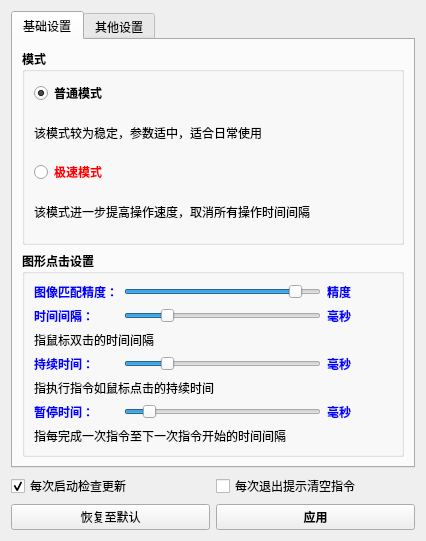
Qt form 窗体/setting.ui (FsterThanLight/automatic_clicker_2) before a commit.
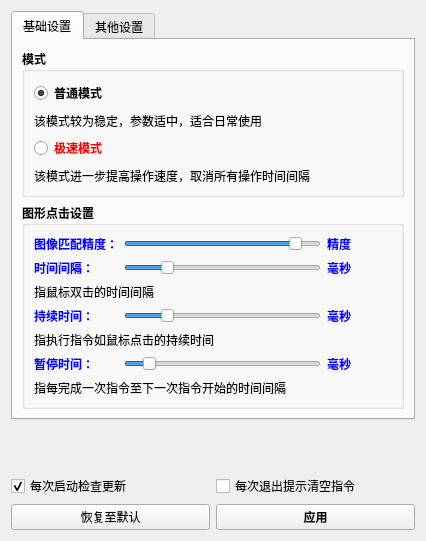
The same form after that commit. Icons and pictures are not drawn.

```diff
--- a/窗体/setting.ui
+++ b/窗体/setting.ui
@@ -954,6 +954,19 @@
      </widget>
     </widget>
    </item>
+   <item>
+    <spacer name="verticalSpacer">
+     <property name="orientation">
+      <enum>Qt::Vertical</enum>
+     </property>
+     <property name="sizeHint" stdset="0">
+      <size>
+       <width>20</width>
+       <height>40</height>
+      </size>
+     </property>
+    </spacer>
+   </item>
    <item>
     <layout class="QGridLayout" name="gridLayout_3">
      <item row="2" column="0">
```
